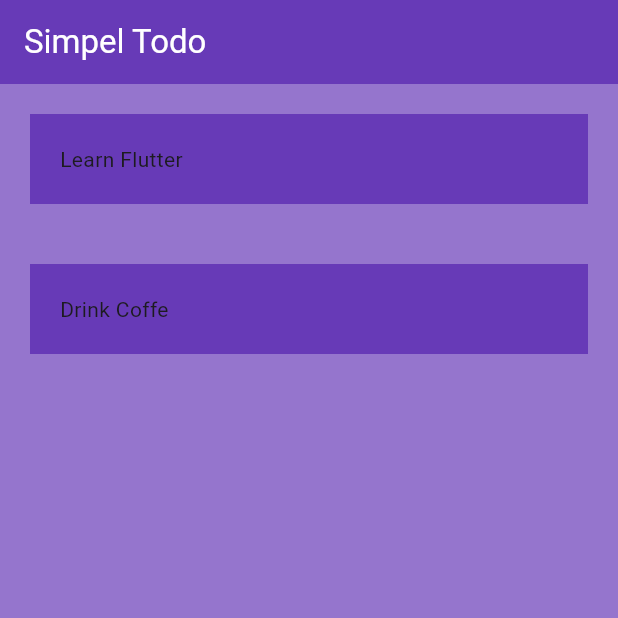
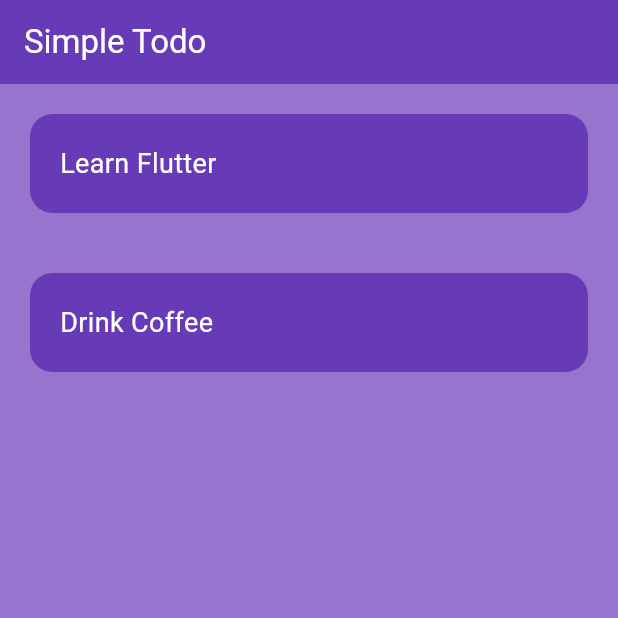
Before and after one commit to Ryuuutaaa/toDoList-flutter, a Flutter app: the screen it shows after launch, on a phone screen of 412 x 824 dp, the top half of it. Run offline on Flutter 3.47's test engine with Material 3 defaults, Android fonts, the phone set to English and light mode, and no system bars.

```diff
--- a/lib/pages/home_page.dart
+++ b/lib/pages/home_page.dart
@@ -3,13 +3,13 @@ import 'package:flutter/material.dart';
 class HomePage extends StatelessWidget {
   HomePage({super.key});
 
-  List toDoList = [
+  final List<List<dynamic>> toDoList = [
     [
       'Learn Flutter',
       false
     ],
     [
-      'Drink Coffe',
+      'Drink Coffee',
       false
     ],
   ];
@@ -19,7 +19,7 @@ class HomePage extends StatelessWidget {
     return Scaffold(
       backgroundColor: Colors.deepPurple.shade300,
       appBar: AppBar(
-        title: Text('Simpel Todo'),
+        title: const Text('Simple Todo'),
         backgroundColor: Colors.deepPurple,
         foregroundColor: Colors.white,
       ),
@@ -29,14 +29,22 @@ class HomePage extends StatelessWidget {
           return Padding(
             padding: const EdgeInsets.all(20.0),
             child: Container(
-                padding: EdgeInsets.all(20),
-                color: Colors.deepPurple,
+              padding: const EdgeInsets.all(20),
+              decoration: BoxDecoration(
+                color: Colors.deepPurple, // Hanya gunakan color di sini
+                borderRadius: BorderRadius.circular(15),
+              ),
               child: Text(
                 toDoList[index][0],
+                style: const TextStyle(
+                  color: Colors.white,
+                  fontSize: 18,
+                ),
               ),
             ),
           );
-          }),
+        },
+      ),
     );
   }
 }
```
Lines whose indentation alone changed are shown as unchanged.
